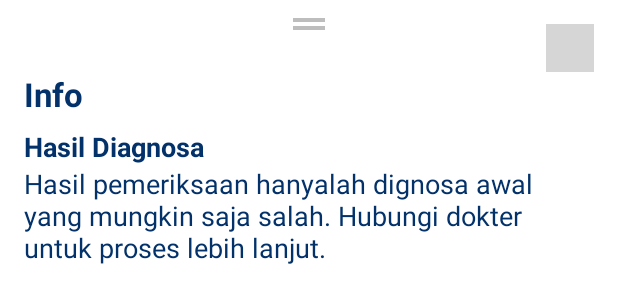
After one commit to anksite/Dokter.ai, an Android app: the layout sheet_disclaimer.xml on its own in the app's theme, with its tools: preview values and no code run, on a phone screen of 412 x 824 dp. The commit adds this screen. Shown: the top 303 px of the screen. Run offline under Robolectric (Android 15) with nearby library versions, the phone set to English and light mode, and no system bars; network calls fail; grey boxes are pictures that could not be loaded.

Commit message:
info symptom, disclaimer, convert accuracy

```diff
--- /dev/null
+++ b/app/src/main/res/layout/sheet_disclaimer.xml
@@ -0,0 +1,57 @@
+<?xml version="1.0" encoding="utf-8"?>
+<androidx.appcompat.widget.LinearLayoutCompat xmlns:android="http://schemas.android.com/apk/res/android"
+    xmlns:app="http://schemas.android.com/apk/res-auto"
+    android:orientation="vertical"
+    android:layout_width="match_parent"
+    android:layout_height="wrap_content"
+    android:paddingLeft="16dp"
+    android:paddingRight="16dp"
+    android:paddingBottom="16dp">
+
+    <ImageView
+        android:id="@+id/ivDrag"
+        android:layout_width="32dp"
+        android:layout_height="32dp"
+        android:layout_gravity="center"
+        android:src="@drawable/ic_baseline_drag_handle_24"
+        app:layout_constraintEnd_toEndOf="parent"
+        app:layout_constraintStart_toStartOf="parent"
+        app:layout_constraintTop_toTopOf="parent" />
+
+    <ImageView
+        android:id="@+id/ivClose"
+        android:layout_width="32dp"
+        android:layout_height="32dp"
+        android:layout_marginTop="-16dp"
+        android:layout_gravity="right"
+        android:src="@drawable/ic_baseline_close_24"
+        app:layout_constraintEnd_toEndOf="parent"
+        app:layout_constraintTop_toTopOf="parent" />
+
+    <TextView
+        android:layout_width="wrap_content"
+        android:layout_height="wrap_content"
+        android:layout_gravity=""
+        android:textAppearance="?android:textAppearanceLarge"
+        android:textColor="@color/colorFont"
+        android:textStyle="bold"
+        app:layout_constraintStart_toStartOf="parent"
+        app:layout_constraintTop_toBottomOf="@id/ivDrag"
+        android:text="Info" />
+
+    <TextView
+        android:layout_width="match_parent"
+        android:layout_height="wrap_content"
+        android:layout_marginTop="8dp"
+        android:textAppearance="?android:textAppearanceMedium"
+        android:textColor="@color/colorFont"
+        android:text="Hasil Diagnosa"
+        android:textStyle="bold"/>
+
+    <TextView
+        android:layout_width="match_parent"
+        android:layout_height="wrap_content"
+        android:textAppearance="?android:textAppearanceMedium"
+        android:textColor="@color/colorFont"
+        android:text="Hasil pemeriksaan hanyalah dignosa awal yang mungkin saja salah. Hubungi dokter untuk proses lebih lanjut." />
+</androidx.appcompat.widget.LinearLayoutCompat>
```
Also changed, not shown: app/src/main/java/com/dokter/ai/view/ChooseSymptomActivity.kt (+9 -5 lines), app/src/main/java/com/dokter/ai/view/HealthDiagnosisActivity.kt (+22 -10 lines), app/src/main/java/com/dokter/ai/view/ResultDiagnosisActivity.kt (+40 -4 lines), app/src/main/res/drawable/ic_baseline_info_24_dark.xml (added, +10 -0 lines), app/src/main/res/menu/menu_info.xml (added, +10 -0 lines), 1 other file.
